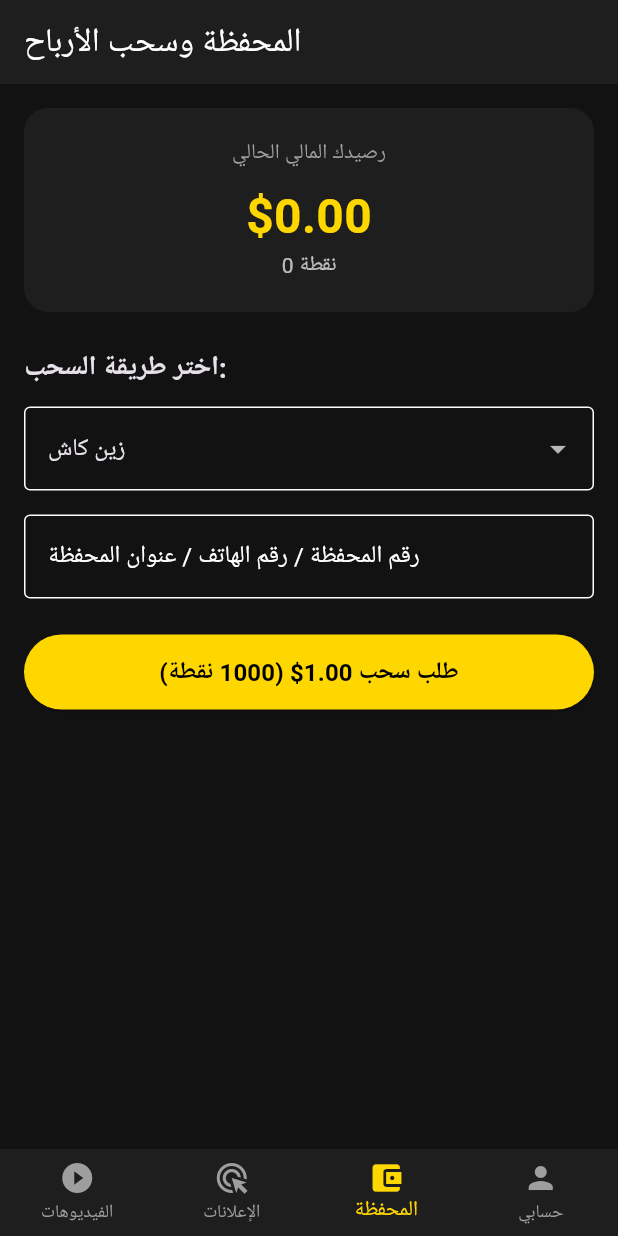
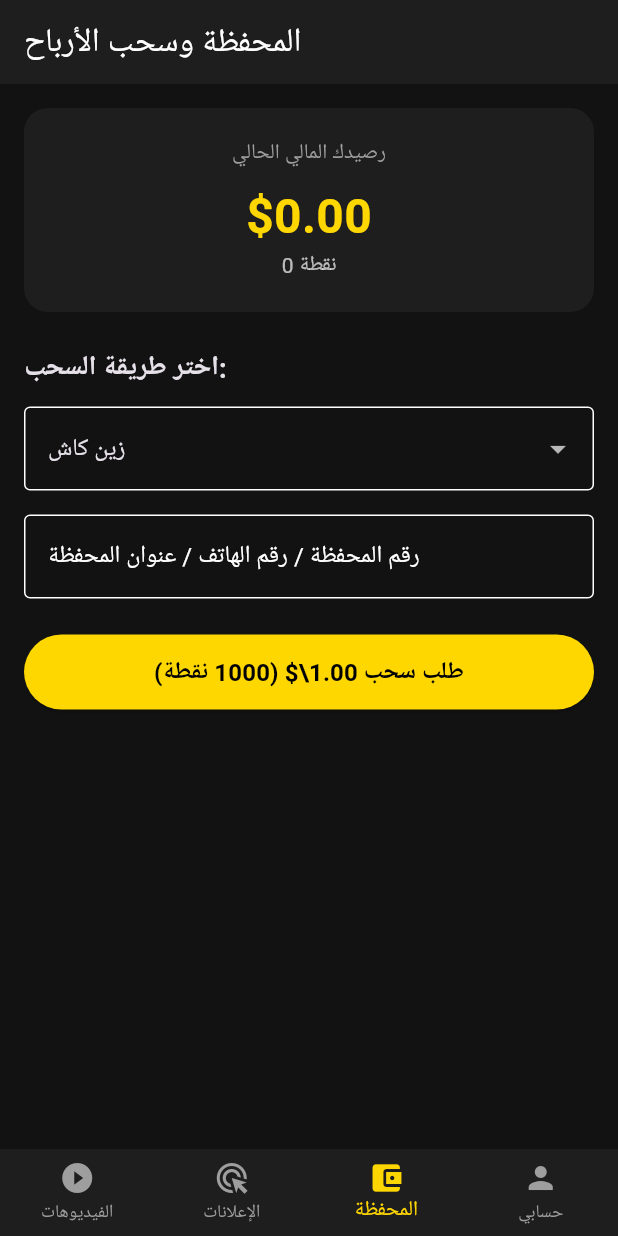
Before and after one commit to gmalalhsnawe2-glitch/gmal, a Flutter app: the screen it shows after launch, item 3 of the bottom bar chosen, on a phone screen of 412 x 824 dp. Run offline on Flutter 3.47's test engine with Material 3 defaults, Android fonts, the phone set to English and light mode, and no system bars; our stand-ins replace cloud_firestore, firebase_auth, firebase_core, google_mobile_ads, youtube_player_flutter; accounts and stored records are empty; network calls fail.

Commit message:
Update main.dart

```diff
--- a/lib/main.dart
+++ b/lib/main.dart
@@ -358,7 +358,7 @@ class _WalletScreenState extends State<WalletScreen> {
   void _submitWithdraw() async {
     if (widget.userPoints < 1000) {
       ScaffoldMessenger.of(context).showSnackBar(
-        const SnackBar(content: Text('عذراً، الحد الأدنى للسحب هو 1000 نقطة ($1.00)'), backgroundColor: Colors.red),
+        const SnackBar(content: Text(r'عذراً، الحد الأدنى للسحب هو 1000 نقطة (1.00\$)'), backgroundColor: Colors.red),
       );
       return;
     }
@@ -450,7 +450,7 @@ class _WalletScreenState extends State<WalletScreen> {
               child: ElevatedButton(
                 style: ElevatedButton.styleFrom(backgroundColor: AppColors.primaryGold),
                 onPressed: _submitWithdraw,
-                child: const Text('طلب سحب 1.00\$ (1000 نقطة)', style: TextStyle(fontSize: 16, color: Colors.black, fontWeight: FontWeight.bold)),
+                child: const Text(r'طلب سحب 1.00\$ (1000 نقطة)', style: TextStyle(fontSize: 16, color: Colors.black, fontWeight: FontWeight.bold)),
               ),
             ),
           ],
```
